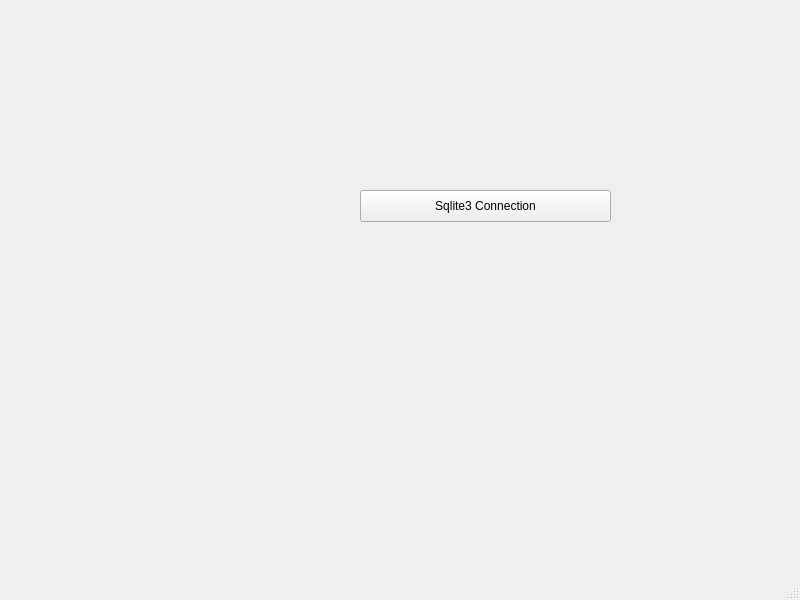
cooperkeenan/Infraction, file mainwindow.ui: the form before one commit.
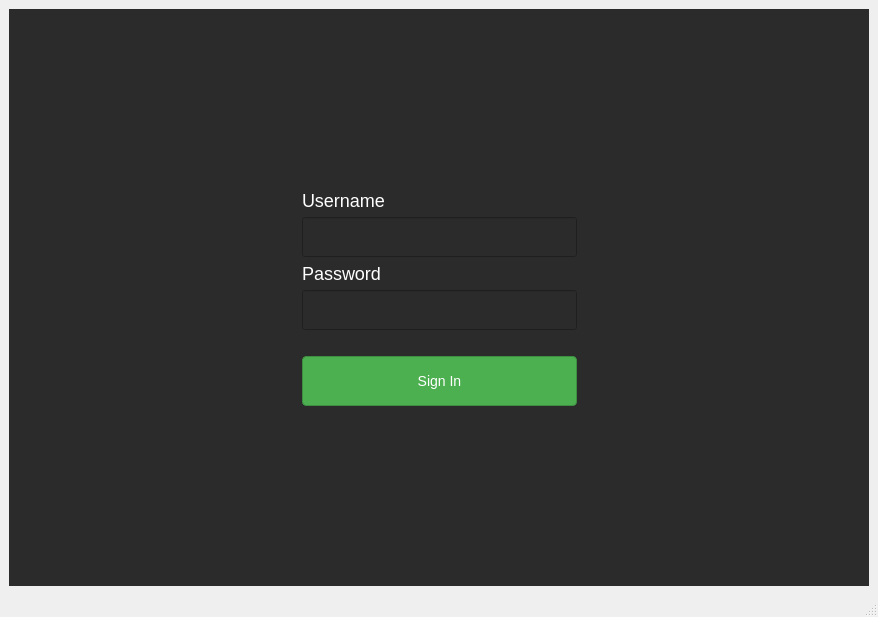
The form after the commit. The open tabs and pages were chosen to show the change.

Commit message: Created Login Function

```diff
--- a/mainwindow.ui
+++ b/mainwindow.ui
@@ -6,27 +6,382 @@
    <rect>
     <x>0</x>
     <y>0</y>
-    <width>800</width>
-    <height>600</height>
+    <width>878</width>
+    <height>617</height>
    </rect>
   </property>
+  <property name="sizePolicy">
+   <sizepolicy hsizetype="Expanding" vsizetype="Expanding">
+    <horstretch>1</horstretch>
+    <verstretch>1</verstretch>
+   </sizepolicy>
+  </property>
   <property name="windowTitle">
    <string>MainWindow</string>
   </property>
   <widget class="QWidget" name="centralwidget">
-   <widget class="QPushButton" name="btn_connectDB">
-    <property name="geometry">
-     <rect>
-      <x>360</x>
-      <y>190</y>
-      <width>251</width>
-      <height>32</height>
-     </rect>
-    </property>
-    <property name="text">
-     <string>Sqlite3 Connection</string>
-    </property>
-   </widget>
+   <layout class="QGridLayout" name="gridLayout_4">
+    <item row="1" column="0">
+     <widget class="QStackedWidget" name="stackedWidget">
+      <property name="sizePolicy">
+       <sizepolicy hsizetype="Expanding" vsizetype="Expanding">
+        <horstretch>1</horstretch>
+        <verstretch>1</verstretch>
+       </sizepolicy>
+      </property>
+      <property name="styleSheet">
+       <string notr="true">background-color: #2B2B2B;</string>
+      </property>
+      <property name="currentIndex">
+       <number>0</number>
+      </property>
+      <widget class="QWidget" name="page">
+       <layout class="QGridLayout" name="gridLayout_3">
+        <item row="4" column="0">
+         <widget class="QPushButton" name="btn_continue">
+          <property name="styleSheet">
+           <string notr="true">QPushButton {
+	
+	background-color: rgb(111, 111, 111);
+	color: rgb(110, 111, 110);
+    color: #FFFFFF;  /* White text */
+    border: 1px solid #3E8E41;  /* Slightly darker green border */
+    border-radius: 4px;  /* Rounded corners */
+    padding: 6px;  /* Padding */
+    text-align: center;
+    font-size: 14px;
+}
+
+QPushButton:hover {
+    background-color: #45A049;  /* Lighter green on hover */
+}
+
+QPushButton:pressed {
+    background-color: #388E3C;  /* Darker green on press */
+}</string>
+          </property>
+          <property name="text">
+           <string>Continue</string>
+          </property>
+         </widget>
+        </item>
+        <item row="5" column="0">
+         <spacer name="verticalSpacer_3">
+          <property name="orientation">
+           <enum>Qt::Vertical</enum>
+          </property>
+          <property name="sizeHint" stdset="0">
+           <size>
+            <width>20</width>
+            <height>40</height>
+           </size>
+          </property>
+         </spacer>
+        </item>
+        <item row="2" column="0">
+         <widget class="QPushButton" name="btn_connectDB">
+          <property name="sizePolicy">
+           <sizepolicy hsizetype="Expanding" vsizetype="Expanding">
+            <horstretch>1</horstretch>
+            <verstretch>1</verstretch>
+           </sizepolicy>
+          </property>
+          <property name="maximumSize">
+           <size>
+            <width>150</width>
+            <height>50</height>
+           </size>
+          </property>
+          <property name="styleSheet">
+           <string notr="true">QPushButton {
+    background-color: #4CAF50;  /* Green background */
+    color: #FFFFFF;  /* White text */
+    border: 1px solid #3E8E41;  /* Slightly darker green border */
+    border-radius: 4px;  /* Rounded corners */
+    padding: 6px;  /* Padding */
+    text-align: center;
+    font-size: 14px;
+}
+
+QPushButton:hover {
+    background-color: #45A049;  /* Lighter green on hover */
+}
+
+QPushButton:pressed {
+    background-color: #388E3C;  /* Darker green on press */
+}</string>
+          </property>
+          <property name="text">
+           <string>Test</string>
+          </property>
+         </widget>
+        </item>
+        <item row="3" column="0">
+         <spacer name="verticalSpacer">
+          <property name="orientation">
+           <enum>Qt::Vertical</enum>
+          </property>
+          <property name="sizeHint" stdset="0">
+           <size>
+            <width>20</width>
+            <height>40</height>
+           </size>
+          </property>
+         </spacer>
+        </item>
+        <item row="0" column="0">
+         <spacer name="verticalSpacer_2">
+          <property name="orientation">
+           <enum>Qt::Vertical</enum>
+          </property>
+          <property name="sizeHint" stdset="0">
+           <size>
+            <width>20</width>
+            <height>40</height>
+           </size>
+          </property>
+         </spacer>
+        </item>
+        <item row="1" column="0">
+         <widget class="QLabel" name="label">
+          <property name="styleSheet">
+           <string notr="true">QLabel {
+    color: #FFFFFF;  /* White text */
+    font-size: 14px;
+    font-weight: normal;
+}</string>
+          </property>
+          <property name="text">
+           <string>Database Connection</string>
+          </property>
+         </widget>
+        </item>
+       </layout>
+      </widget>
+      <widget class="QWidget" name="page_2">
+       <layout class="QGridLayout" name="gridLayout_5">
+        <item row="0" column="0">
+         <spacer name="horizontalSpacer">
+          <property name="orientation">
+           <enum>Qt::Horizontal</enum>
+          </property>
+          <property name="sizeHint" stdset="0">
+           <size>
+            <width>40</width>
+            <height>20</height>
+           </size>
+          </property>
+         </spacer>
+        </item>
+        <item row="0" column="1">
+         <layout class="QVBoxLayout" name="verticalLayout_2">
+          <item>
+           <spacer name="verticalSpacer_5">
+            <property name="orientation">
+             <enum>Qt::Vertical</enum>
+            </property>
+            <property name="sizeHint" stdset="0">
+             <size>
+              <width>20</width>
+              <height>40</height>
+             </size>
+            </property>
+           </spacer>
+          </item>
+          <item>
+           <spacer name="verticalSpacer_7">
+            <property name="orientation">
+             <enum>Qt::Vertical</enum>
+            </property>
+            <property name="sizeHint" stdset="0">
+             <size>
+              <width>20</width>
+              <height>40</height>
+             </size>
+            </property>
+           </spacer>
+          </item>
+          <item>
+           <widget class="QLabel" name="lbl_username">
+            <property name="styleSheet">
+             <string notr="true">QLabel {
+    color: #FFFFFF;  /* White text */
+    font-size: 18px;
+    font-weight: normal;
+	font: 700 18pt &quot;Arial&quot;;
+}
+</string>
+            </property>
+            <property name="text">
+             <string>Username</string>
+            </property>
+           </widget>
+          </item>
+          <item>
+           <widget class="QLineEdit" name="usernameLineEdit">
+            <property name="sizePolicy">
+             <sizepolicy hsizetype="Expanding" vsizetype="Expanding">
+              <horstretch>1</horstretch>
+              <verstretch>1</verstretch>
+             </sizepolicy>
+            </property>
+            <property name="maximumSize">
+             <size>
+              <width>275</width>
+              <height>40</height>
+             </size>
+            </property>
+            <property name="styleSheet">
+             <string notr="true">QLabel {
+    color: #FFFFFF;  /* White text */
+    font-size: 14px;
+    font-weight: normal;
+}
+</string>
+            </property>
+           </widget>
+          </item>
+          <item>
+           <widget class="QLabel" name="lbl_password">
+            <property name="styleSheet">
+             <string notr="true">QLabel {
+    color: #FFFFFF;  /* White text */
+    font-size: 18px;
+    font-weight: normal;
+	font: 700 18pt &quot;Arial&quot;;
+}
+</string>
+            </property>
+            <property name="text">
+             <string>Password</string>
+            </property>
+           </widget>
+          </item>
+          <item>
+           <widget class="QLineEdit" name="passwordLineEdit">
+            <property name="sizePolicy">
+             <sizepolicy hsizetype="Expanding" vsizetype="Expanding">
+              <horstretch>1</horstretch>
+              <verstretch>1</verstretch>
+             </sizepolicy>
+            </property>
+            <property name="maximumSize">
+             <size>
+              <width>275</width>
+              <height>40</height>
+             </size>
+            </property>
+            <property name="styleSheet">
+             <string notr="true">QLabel {
+    color: #FFFFFF;  /* White text */
+    font-size: 14px;
+    font-weight: normal;
+}
+</string>
+            </property>
+           </widget>
+          </item>
+          <item>
+           <spacer name="verticalSpacer_8">
+            <property name="orientation">
+             <enum>Qt::Vertical</enum>
+            </property>
+            <property name="sizeType">
+             <enum>QSizePolicy::Fixed</enum>
+            </property>
+            <property name="sizeHint" stdset="0">
+             <size>
+              <width>20</width>
+              <height>20</height>
+             </size>
+            </property>
+           </spacer>
+          </item>
+          <item>
+           <widget class="QPushButton" name="loginButton">
+            <property name="sizePolicy">
+             <sizepolicy hsizetype="Expanding" vsizetype="Expanding">
+              <horstretch>0</horstretch>
+              <verstretch>0</verstretch>
+             </sizepolicy>
+            </property>
+            <property name="maximumSize">
+             <size>
+              <width>275</width>
+              <height>50</height>
+             </size>
+            </property>
+            <property name="styleSheet">
+             <string notr="true">QPushButton {
+    background-color: #4CAF50;  /* Green background */
+    color: #FFFFFF;  /* White text */
+    border: 1px solid #3E8E41;  /* Slightly darker green border */
+    border-radius: 4px;  /* Rounded corners */
+    padding: 6px;  /* Padding */
+    text-align: center;
+    font-size: 14px;
+}
+
+QPushButton:hover {
+    background-color: #45A049;  /* Lighter green on hover */
+}
+
+QPushButton:pressed {
+    background-color: #388E3C;  /* Darker green on press */
+}
+</string>
+            </property>
+            <property name="text">
+             <string>Sign In</string>
+            </property>
+           </widget>
+          </item>
+          <item>
+           <spacer name="verticalSpacer_6">
+            <property name="orientation">
+             <enum>Qt::Vertical</enum>
+            </property>
+            <property name="sizeHint" stdset="0">
+             <size>
+              <width>20</width>
+              <height>40</height>
+             </size>
+            </property>
+           </spacer>
+          </item>
+          <item>
+           <spacer name="verticalSpacer_4">
+            <property name="orientation">
+             <enum>Qt::Vertical</enum>
+            </property>
+            <property name="sizeHint" stdset="0">
+             <size>
+              <width>20</width>
+              <height>40</height>
+             </size>
+            </property>
+           </spacer>
+          </item>
+         </layout>
+        </item>
+        <item row="0" column="2">
+         <spacer name="horizontalSpacer_2">
+          <property name="orientation">
+           <enum>Qt::Horizontal</enum>
+          </property>
+          <property name="sizeHint" stdset="0">
+           <size>
+            <width>40</width>
+            <height>20</height>
+           </size>
+          </property>
+         </spacer>
+        </item>
+       </layout>
+      </widget>
+     </widget>
+    </item>
+   </layout>
   </widget>
   <widget class="QMenuBar" name="menubar">
    <property name="geometry">
```
Left out of the diff: 2 changed lines with no effect on the pictures. The commit also changes 26 other files.
